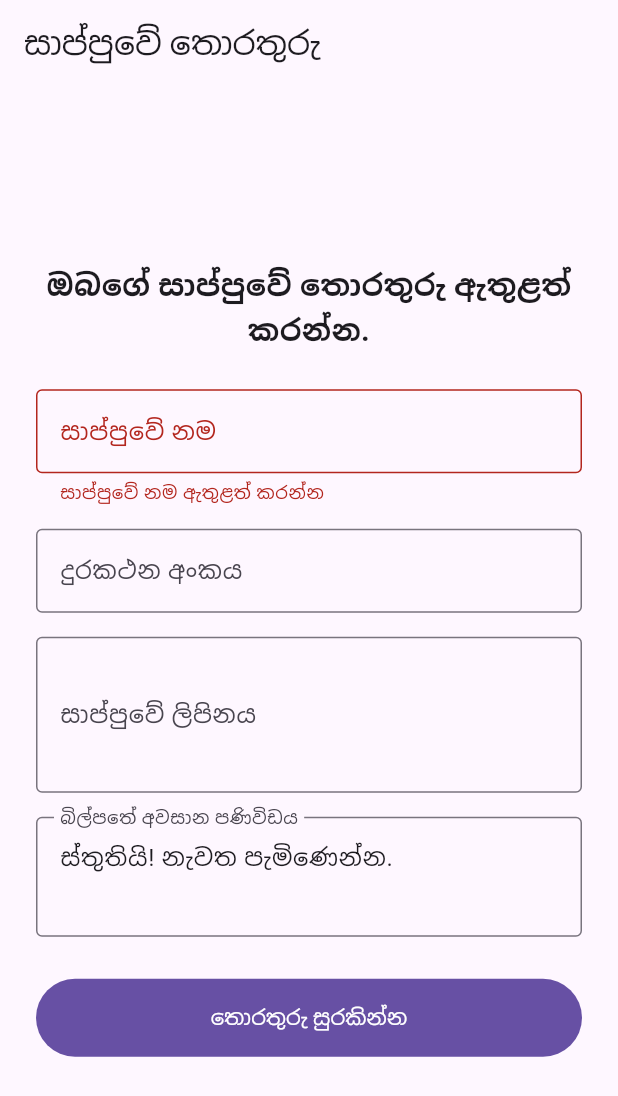
After one commit to TechNova-Soft/shop-pos, a Flutter app: the ShopProfileScreen screen opened directly, after a tap on "තොරතුරු සුරකින්න", on a phone screen of 412 x 824 dp. The commit adds this screen. Shown: the top 1096 px of the screen. Run offline on Flutter 3.47's test engine with Material 3 defaults, Android fonts, the phone set to English and light mode, and no system bars; our stand-ins replace sqflite_common; missing offline and left inert: bcrypt, sqflite_ffi; accounts and stored records are empty.

Commit message:
feat(shop-profile): add Sinhala shop setup

```diff
--- a/lib/features/auth/setup_screen.dart
+++ b/lib/features/auth/setup_screen.dart
@@ -1,7 +1,7 @@
 import 'package:flutter/material.dart';
 
 import '../../services/auth_service.dart';
-import '../dashboard/dashboard_screen.dart';
+import '../shop_profile/shop_profile_screen.dart';
 
 class SetupScreen extends StatefulWidget {
   const SetupScreen({super.key});
@@ -50,7 +50,9 @@ class _SetupScreenState extends State<SetupScreen> {
       if (!mounted) return;
 
       Navigator.of(context).pushReplacement(
-        MaterialPageRoute(builder: (_) => const DashboardScreen()),
+        MaterialPageRoute(
+          builder: (_) => const ShopProfileScreen(firstSetup: true),
+        ),
       );
     } catch (e) {
       if (!mounted) return;
--- /dev/null
+++ b/lib/features/shop_profile/shop_profile_screen.dart
@@ -0,0 +1,190 @@
+import 'package:flutter/material.dart';
+
+import '../../services/shop_profile_service.dart';
+import '../dashboard/dashboard_screen.dart';
+
+class ShopProfileScreen extends StatefulWidget {
+  const ShopProfileScreen({super.key, this.firstSetup = false});
+
+  final bool firstSetup;
+
+  @override
+  State<ShopProfileScreen> createState() => _ShopProfileScreenState();
+}
+
+class _ShopProfileScreenState extends State<ShopProfileScreen> {
+  final _formKey = GlobalKey<FormState>();
+
+  final _shopNameController = TextEditingController();
+  final _phoneController = TextEditingController();
+  final _addressController = TextEditingController();
+  final _receiptFooterController = TextEditingController(
+    text: 'ස්තුතියි! නැවත පැමිණෙන්න.',
+  );
+
+  bool _isLoading = false;
+
+  @override
+  void initState() {
+    super.initState();
+    _loadProfile();
+  }
+
+  Future<void> _loadProfile() async {
+    final profile = await ShopProfileService.instance.getProfile();
+
+    if (!mounted || profile == null) {
+      return;
+    }
+
+    _shopNameController.text = profile['shop_name'] as String? ?? '';
+
+    _phoneController.text = profile['phone'] as String? ?? '';
+
+    _addressController.text = profile['address'] as String? ?? '';
+
+    _receiptFooterController.text =
+        profile['receipt_footer'] as String? ?? 'ස්තුතියි! නැවත පැමිණෙන්න.';
+  }
+
+  @override
+  void dispose() {
+    _shopNameController.dispose();
+    _phoneController.dispose();
+    _addressController.dispose();
+    _receiptFooterController.dispose();
+    super.dispose();
+  }
+
+  Future<void> _saveProfile() async {
+    if (!_formKey.currentState!.validate()) {
+      return;
+    }
+
+    setState(() {
+      _isLoading = true;
+    });
+
+    try {
+      await ShopProfileService.instance.saveProfile(
+        shopName: _shopNameController.text,
+        phone: _phoneController.text,
+        address: _addressController.text,
+        receiptFooter: _receiptFooterController.text,
+      );
+
+      if (!mounted) return;
+
+      ScaffoldMessenger.of(context).showSnackBar(
+        const SnackBar(content: Text('සාප්පුවේ තොරතුරු සාර්ථකව සුරකින ලදී.')),
+      );
+
+      if (widget.firstSetup) {
+        Navigator.of(context).pushReplacement(
+          MaterialPageRoute(builder: (_) => const DashboardScreen()),
+        );
+      }
+    } catch (e) {
+      if (!mounted) return;
+
+      ScaffoldMessenger.of(context).showSnackBar(
+        SnackBar(content: Text('තොරතුරු සුරැකීමට නොහැකි විය: $e')),
+      );
+    } finally {
+      if (mounted) {
+        setState(() {
+          _isLoading = false;
+        });
+      }
+    }
+  }
+
+  InputDecoration _inputDecoration(String label) {
+    return InputDecoration(
+      labelText: label,
+      border: const OutlineInputBorder(),
+    );
+  }
+
+  @override
+  Widget build(BuildContext context) {
+    return Scaffold(
+      appBar: AppBar(
+        title: Text(widget.firstSetup ? 'සාප්පුවේ තොරතුරු' : 'සාප්පු තොරතුරු'),
+      ),
+      body: Center(
+        child: ConstrainedBox(
+          constraints: const BoxConstraints(maxWidth: 550),
+          child: SingleChildScrollView(
+            padding: const EdgeInsets.all(24),
+            child: Form(
+              key: _formKey,
+              child: Column(
+                crossAxisAlignment: CrossAxisAlignment.stretch,
+                children: [
+                  if (widget.firstSetup) ...[
+                    const Text(
+                      'ඔබගේ සාප්පුවේ තොරතුරු ඇතුළත් කරන්න.',
+                      textAlign: TextAlign.center,
+                      style: TextStyle(
+                        fontSize: 20,
+                        fontWeight: FontWeight.w600,
+                      ),
+                    ),
+                    const SizedBox(height: 24),
+                  ],
+                  TextFormField(
+                    controller: _shopNameController,
+                    textInputAction: TextInputAction.next,
+                    decoration: _inputDecoration('සාප්පුවේ නම'),
+                    validator: (value) {
+                      if (value == null || value.trim().isEmpty) {
+                        return 'සාප්පුවේ නම ඇතුළත් කරන්න';
+                      }
+
+                      return null;
+                    },
+                  ),
+                  const SizedBox(height: 16),
+                  TextFormField(
+                    controller: _phoneController,
+                    keyboardType: TextInputType.phone,
+                    textInputAction: TextInputAction.next,
+                    decoration: _inputDecoration('දුරකථන අංකය'),
+                  ),
+                  const SizedBox(height: 16),
+                  TextFormField(
+                    controller: _addressController,
+                    maxLines: 3,
+                    textInputAction: TextInputAction.next,
+                    decoration: _inputDecoration('සාප්පුවේ ලිපිනය'),
+                  ),
+                  const SizedBox(height: 16),
+                  TextFormField(
+                    controller: _receiptFooterController,
+                    maxLines: 2,
+                    decoration: _inputDecoration('බිල්පතේ අවසාන පණිවිඩය'),
+                  ),
+                  const SizedBox(height: 28),
+                  SizedBox(
+                    height: 52,
+                    child: FilledButton(
+                      onPressed: _isLoading ? null : _saveProfile,
+                      child: _isLoading
+                          ? const SizedBox(
+                              width: 22,
+                              height: 22,
+                              child: CircularProgressIndicator(strokeWidth: 2),
+                            )
+                          : const Text('තොරතුරු සුරකින්න'),
+                    ),
+                  ),
+                ],
+              ),
+            ),
+          ),
+        ),
+      ),
+    );
+  }
+}
--- /dev/null
+++ b/lib/services/shop_profile_service.dart
@@ -0,0 +1,65 @@
+import '../database/database_service.dart';
+
+class ShopProfileService {
+  ShopProfileService._();
+
+  static final ShopProfileService instance = ShopProfileService._();
+
+  Future<Map<String, dynamic>?> getProfile() async {
+    final db = await DatabaseService.instance.database;
+
+    final result = await db.query(
+      'shop_profile',
+      where: 'id = ?',
+      whereArgs: [1],
+      limit: 1,
+    );
+
+    if (result.isEmpty) {
+      return null;
+    }
+
+    return result.first;
+  }
+
+  Future<bool> hasProfile() async {
+    final profile = await getProfile();
+    return profile != null;
+  }
+
+  Future<void> saveProfile({
+    required String shopName,
+    String? phone,
+    String? address,
+    String? receiptFooter,
+  }) async {
+    final db = await DatabaseService.instance.database;
+
+    final existing = await getProfile();
+    final now = DateTime.now().toIso8601String();
+
+    final data = <String, Object?>{
+      'shop_name': shopName.trim(),
+      'phone': _nullableValue(phone),
+      'address': _nullableValue(address),
+      'receipt_footer': _nullableValue(receiptFooter),
+      'updated_at': now,
+    };
+
+    if (existing == null) {
+      await db.insert('shop_profile', {'id': 1, ...data, 'created_at': now});
+    } else {
+      await db.update('shop_profile', data, where: 'id = ?', whereArgs: [1]);
+    }
+  }
+
+  String? _nullableValue(String? value) {
+    final trimmed = value?.trim();
+
+    if (trimmed == null || trimmed.isEmpty) {
+      return null;
+    }
+
+    return trimmed;
+  }
+}
```
Also changed, not shown: lib/features/auth/auth_gate.dart (+36 -6 lines).
